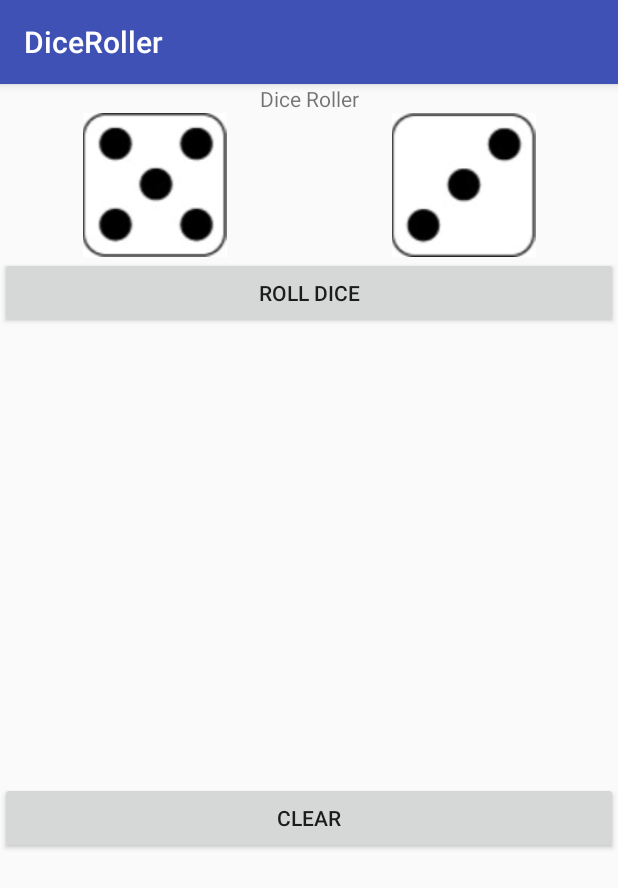
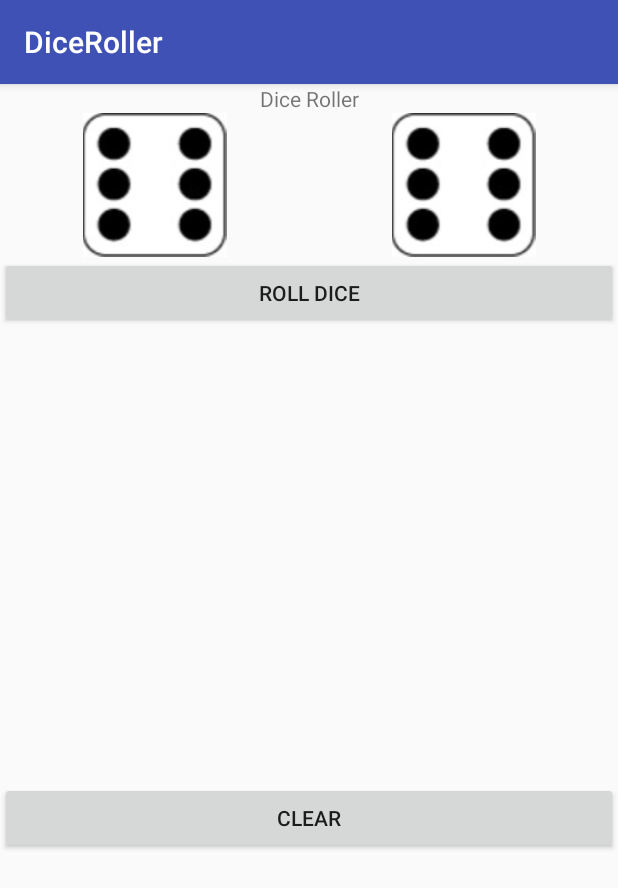
Before and after one commit to Kristoffermc/DiceRoller, an Android app: the screen it shows after launch (MainActivity), after a tap on "CLEAR", on a phone screen of 412 x 824 dp. Shown: the top 888 px of the screen. Run offline under Robolectric (Android 15) with nearby library versions, the phone set to English and light mode, and no system bars; 1 other tap on this screen came first.

Commit message:
Refactor and trying to add roling dice gif

```diff
--- a/app/build.gradle
+++ b/app/build.gradle
@@ -26,4 +26,6 @@ dependencies {
     testImplementation 'junit:junit:4.12'
     androidTestImplementation 'com.android.support.test:runner:1.0.1'
     androidTestImplementation 'com.android.support.test.espresso:espresso-core:3.0.1'
+
+    compile 'pl.droidsonroids.gif:android-gif-drawable:1.2.+'
 }
--- a/app/src/main/java/com/example/kristoffer/diceroller/MainActivity.java
+++ b/app/src/main/java/com/example/kristoffer/diceroller/MainActivity.java
@@ -7,9 +7,9 @@ import android.widget.Button;
 import android.widget.ImageView;
 import android.widget.LinearLayout;
 import android.widget.TextView;
-
 import com.example.kristoffer.diceroller.Model.DiceRoller;
 import com.example.kristoffer.diceroller.Model.IDiceRoller;
+
 
 public class MainActivity extends AppCompatActivity {
 
@@ -32,10 +32,8 @@ public class MainActivity extends AppCompatActivity {
 
         btnRoll = findViewById(R.id.btnRollDice);
         btnClear = findViewById(R.id.btnClear);
-
         imgDice1 = findViewById(R.id.imgDice1);
         imgDice2 = findViewById(R.id.imgDice2);
-
         listHistory = findViewById(R.id.listHistory);
 
         m_dd = new DiceRoller();
@@ -55,6 +53,8 @@ public class MainActivity extends AppCompatActivity {
             }
         });
 
+
+
     }
 
     private void clickRoll() {
@@ -73,8 +73,7 @@ public class MainActivity extends AppCompatActivity {
 
         if(numRolls>16)
         {
-            listHistory.removeAllViews();
-            numRolls = 0;
+            clickClear();
             clickRoll();
         }
     }
@@ -82,6 +81,9 @@ public class MainActivity extends AppCompatActivity {
     private void clickClear() {
         numRolls = 0;
         listHistory.removeAllViews();
+
+        imgDice1.setImageResource(R.drawable.d6);
+        imgDice2.setImageResource(R.drawable.d6);
     }
 
     private void setDice(int number, ImageView imageView) {
@@ -108,6 +110,5 @@ public class MainActivity extends AppCompatActivity {
             default:
                 break;
         }
-
     }
 }
--- a/app/src/main/res/layout/activity_main.xml
+++ b/app/src/main/res/layout/activity_main.xml
@@ -44,12 +44,21 @@
         android:id="@+id/listHistory"
         android:layout_width="match_parent"
         android:layout_height="302dp"
-        android:orientation="vertical"></LinearLayout>
+        android:orientation="vertical">
+    </LinearLayout>
 
     <Button
         android:id="@+id/btnClear"
-        android:layout_width="match_parent"
+        android:layout_width="fill_parent"
         android:layout_height="wrap_content"
         android:text="CLEAR" />
 
 </LinearLayout>
+    <!--
+   <pl.droidsonroids.gif.GifImageView
+   android:layout_width="match_parent"
+   android:layout_height="match_parent"
+   android:src="@drawable/dgif"
+   android:background="@android:color/transparent"
+       />
+       -->
--- a/build.gradle
+++ b/build.gradle
@@ -5,6 +5,8 @@ buildscript {
     repositories {
         google()
         jcenter()
+
+        mavenCentral()
     }
     dependencies {
         classpath 'com.android.tools.build:gradle:3.0.1'
@@ -19,6 +21,8 @@ allprojects {
     repositories {
         google()
         jcenter()
+
+        mavenCentral()
     }
 }
 
```
Also changed, not shown: app/src/main/res/drawable/dgif.gif (added).
